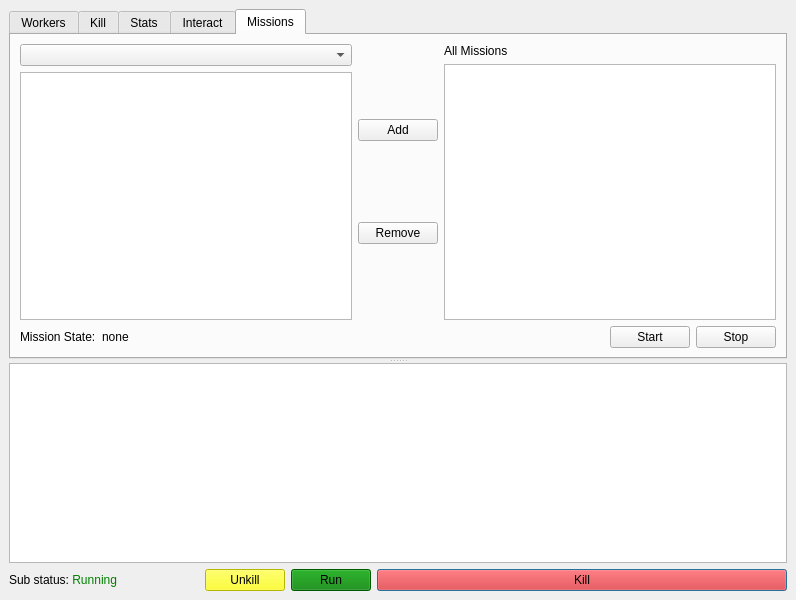
Above: Tools/SubControl/forms/mainwindow.ui from uf-mil-archive/sub-2012 before the change. Below: the same form after it.
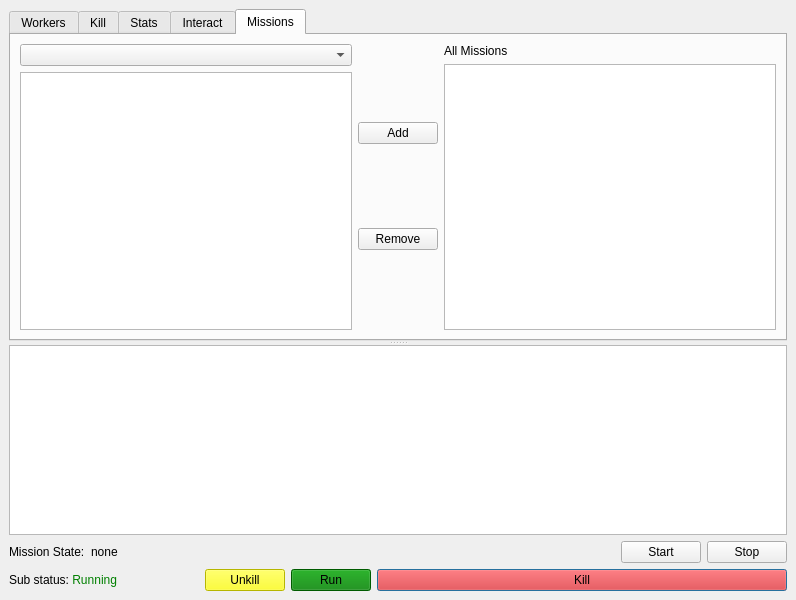
That is the form after the change.

Patch:
```diff
--- a/Tools/SubControl/forms/mainwindow.ui
+++ b/Tools/SubControl/forms/mainwindow.ui
@@ -458,8 +458,6 @@
         <attribute name="title">
          <string>Missions</string>
         </attribute>
-        <layout class="QVBoxLayout" name="verticalLayout_11">
-         <item>
           <layout class="QHBoxLayout" name="horizontalLayout_4">
            <item>
             <layout class="QVBoxLayout" name="verticalLayout_8">
@@ -518,6 +516,10 @@
             </layout>
            </item>
           </layout>
+       </widget>
+      </widget>
+      <widget class="QPlainTextEdit" name="logTextEdit"/>
+     </widget>
          </item>
          <item>
           <layout class="QHBoxLayout" name="horizontalLayout_5" stretch="0,1,0,0">
@@ -550,12 +552,6 @@
             </widget>
            </item>
           </layout>
-         </item>
-        </layout>
-       </widget>
-      </widget>
-      <widget class="QPlainTextEdit" name="logTextEdit"/>
-     </widget>
     </item>
     <item>
      <layout class="QHBoxLayout" name="horizontalLayout" stretch="0,0,0,0,1">
```
Lines whose indentation alone changed are shown as unchanged.
